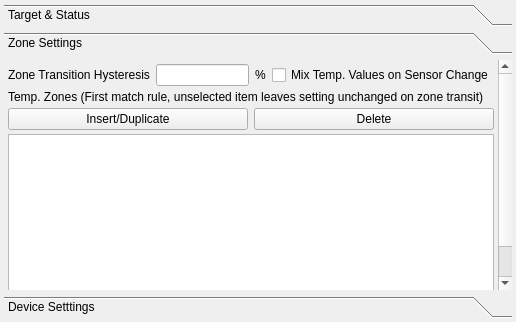
This is modules/tempcontrol/tempmanagerform.ui in northriv/KAME as Qt 5 draws it before an edit. The edited form follows.
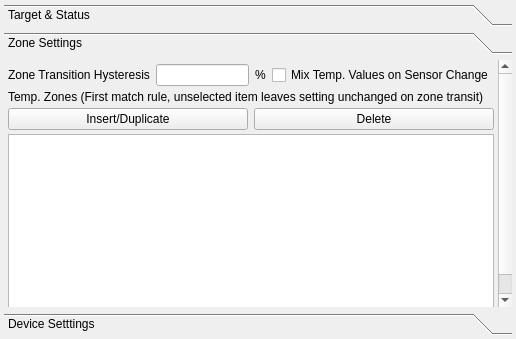
This is the edited form. The open tabs and pages were chosen to show the change.

```diff
--- a/modules/tempcontrol/tempmanagerform.ui
+++ b/modules/tempcontrol/tempmanagerform.ui
@@ -7,7 +7,7 @@
     <x>0</x>
     <y>0</y>
     <width>516</width>
-    <height>322</height>
+    <height>339</height>
    </rect>
   </property>
   <property name="sizePolicy">
@@ -475,64 +475,7 @@
          </layout>
         </item>
         <item>
-         <widget class="QTableWidget" name="m_tblZone">
-          <property name="sizePolicy">
-           <sizepolicy hsizetype="Preferred" vsizetype="Expanding">
-            <horstretch>0</horstretch>
-            <verstretch>0</verstretch>
-           </sizepolicy>
-          </property>
-          <property name="minimumSize">
-           <size>
-            <width>0</width>
-            <height>50</height>
-           </size>
-          </property>
-          <property name="maximumSize">
-           <size>
-            <width>16777215</width>
-            <height>16777215</height>
-           </size>
-          </property>
-          <property name="sizeAdjustPolicy">
-           <enum>QAbstractScrollArea::AdjustIgnored</enum>
-          </property>
-          <property name="selectionMode">
-           <enum>QAbstractItemView::SingleSelection</enum>
-          </property>
-          <property name="cornerButtonEnabled">
-           <bool>true</bool>
-          </property>
-          <attribute name="horizontalHeaderVisible">
-           <bool>false</bool>
-          </attribute>
-          <attribute name="horizontalHeaderCascadingSectionResizes">
-           <bool>false</bool>
-          </attribute>
-          <attribute name="horizontalHeaderDefaultSectionSize">
-           <number>40</number>
-          </attribute>
-          <attribute name="horizontalHeaderHighlightSections">
-           <bool>true</bool>
-          </attribute>
-          <attribute name="horizontalHeaderShowSortIndicator" stdset="0">
-           <bool>false</bool>
-          </attribute>
-          <attribute name="horizontalHeaderStretchLastSection">
-           <bool>false</bool>
-          </attribute>
-          <attribute name="verticalHeaderCascadingSectionResizes">
-           <bool>false</bool>
-          </attribute>
-          <attribute name="verticalHeaderDefaultSectionSize">
-           <number>30</number>
-          </attribute>
-          <column>
-           <property name="text">
-            <string>Zone#</string>
-           </property>
-          </column>
-         </widget>
+         <widget class="QTableWidget" name="m_tblZone"/>
         </item>
        </layout>
       </widget>
```
Left out of the diff: 2 changed lines with no effect on the pictures.
